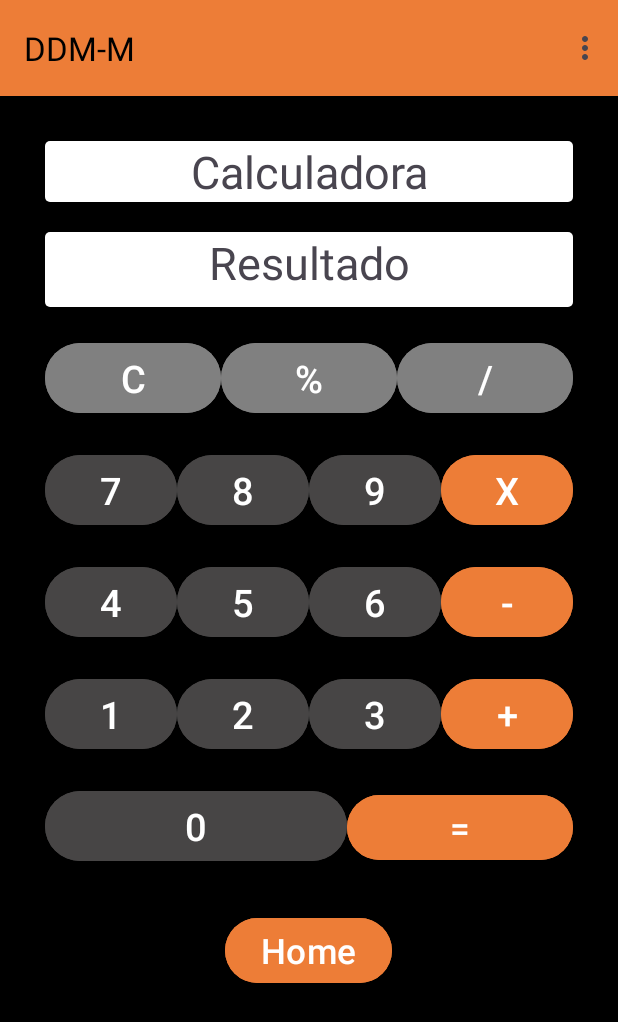
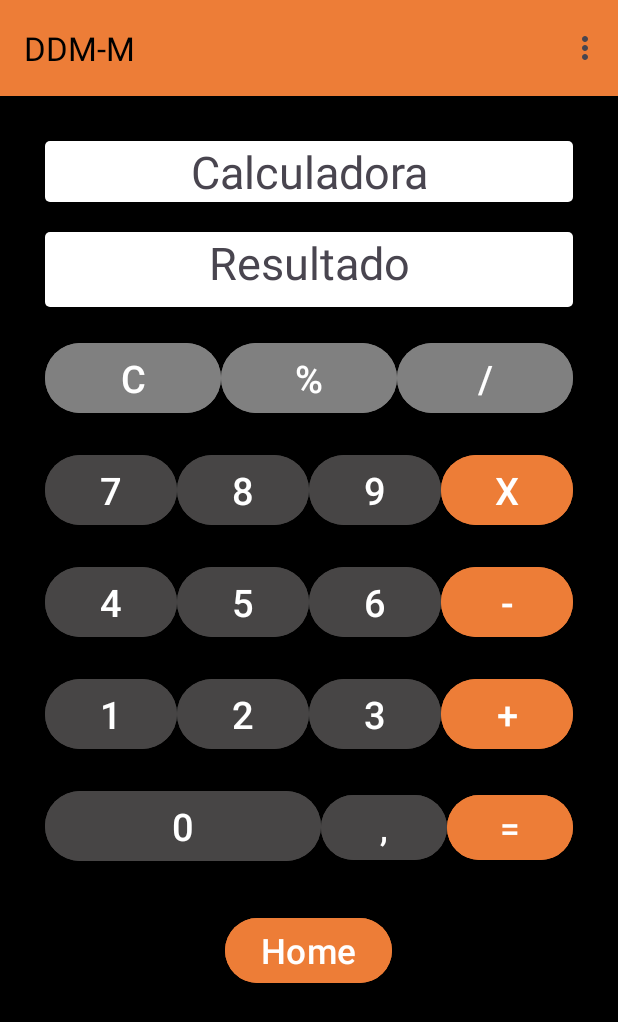
Before and after one commit to AlmeidaF001/Java-Calculator, an Android app: the screen it shows after launch (MainActivity), after a tap on "Next", on a phone screen of 412 x 824 dp. Shown: the top 1022 px of the screen. Run offline under Robolectric (Android 15) with nearby library versions, the phone set to English and light mode, and no system bars; 2 statements that could not run were skipped.

Commit message:
Versao Final dos XML

```diff
--- a/app/src/main/java/com/example/pratica/Calculadora.java
+++ b/app/src/main/java/com/example/pratica/Calculadora.java
@@ -84,8 +84,8 @@ public class Calculadora extends Fragment {
         bt_multiplicar = view.findViewById(R.id.button_X);//
         bt_dividir = view.findViewById(R.id.button_divisao);//
         bt_porcentagem = view.findViewById(R.id.button_percentagem);//
-        bt_inverte = view.findViewById(R.id.button_negativo);
-        bt_virgula = view.findViewById(R.id.button_virgula);
+        //bt_inverte = view.findViewById(R.id.button_negativo);
+        bt_virgula = view.findViewById(R.id.butao_virgula);
         bt_clear = view.findViewById(R.id.button_C);
         bt_igual = view.findViewById(R.id.button_igual);
 
--- a/app/src/main/res/layout/fragment_calculadora.xml
+++ b/app/src/main/res/layout/fragment_calculadora.xml
@@ -226,12 +226,21 @@
             <!-- Button 0 -->
             <Button
                 android:id="@+id/button_zero"
-                android:layout_width="100dp"
+                android:layout_width="200dp"
                 android:layout_height="wrap_content"
-                android:layout_weight="2"
+                android:layout_weight="1"
                 android:backgroundTint="@color/darker_gray"
                 android:text="0"
                 android:textSize="25dp" />
+
+            <Button
+                android:id="@+id/button_virgula"
+                android:layout_width="100dp"
+                android:layout_height="wrap_content"
+                android:layout_weight="1"
+                android:backgroundTint="@color/darker_gray"
+                android:text=","
+                android:textSize="23dp" />
 
             <!-- Button = -->
             <Button
@@ -242,6 +251,8 @@
                 android:backgroundTint="@color/orange"
                 android:text="="
                 android:textSize="23dp" />
+
+
 
         </LinearLayout>
 
```
